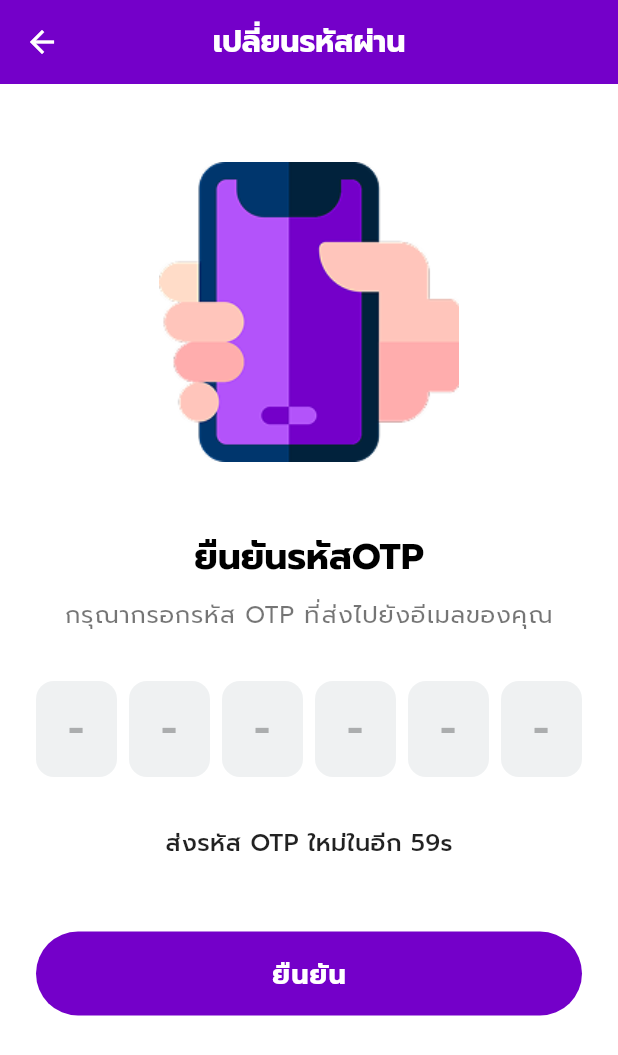
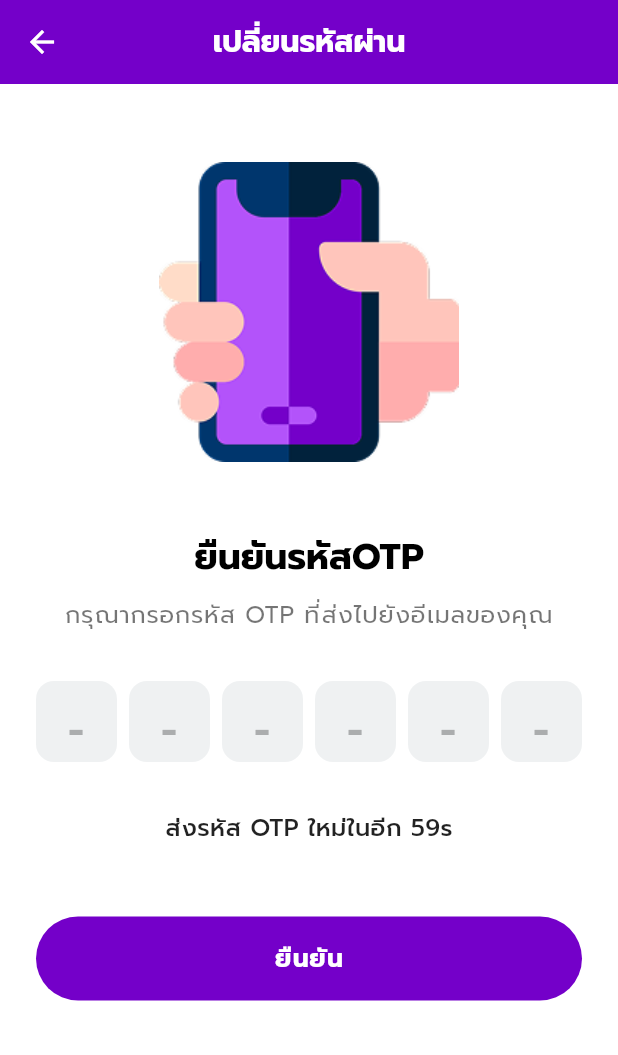
Before and after one commit to chn-benmat/yuemnoi_app, a Flutter app: the OneTimeVerificationScreen screen opened directly with empty values, on a phone screen of 412 x 824 dp. Shown: the top 1055 px of the screen. Run offline on Flutter 3.47's test engine with Material 3 defaults, Android fonts, the phone set to English and light mode, and no system bars; our stand-ins replace flutter_dotenv, image_picker, supabase_flutter; accounts and stored records are empty.

Commit message:
ปรับปรุงหน้า Auth การนำทาง และหน้าจอเริ่มต้น

```diff
--- a/frontend/lib/app.dart
+++ b/frontend/lib/app.dart
@@ -1,9 +1,12 @@
 import 'package:flutter/material.dart';
-import 'package:frontend/features/splashscreen/presentation/pages/splashscreen.dart';
+
+import 'core/navigation/app_routes.dart';
 import 'core/theme/app_theme.dart';
 
 class YuemnoiApp extends StatelessWidget {
-  const YuemnoiApp({super.key});
+  const YuemnoiApp({super.key, this.initialRoute = AppRoutes.login});
+
+  final String initialRoute;
 
   @override
   Widget build(BuildContext context) {
@@ -12,7 +15,14 @@ class YuemnoiApp extends StatelessWidget {
       theme: AppTheme.lightTheme,
       themeMode: ThemeMode.light,
       debugShowCheckedModeBanner: false,
-      home: const SplashScreen(),
+      initialRoute: initialRoute,
+      onGenerateInitialRoutes: (routeName) {
+        final route = AppRoutes.onGenerateRoute(RouteSettings(name: routeName));
+        return route == null
+            ? const <Route<dynamic>>[]
+            : <Route<dynamic>>[route];
+      },
+      onGenerateRoute: (settings) => AppRoutes.onGenerateRoute(settings),
     );
   }
 }
--- /dev/null
+++ b/frontend/lib/core/navigation/app_routes.dart
@@ -0,0 +1,111 @@
+import 'package:flutter/material.dart';
+
+import '../../features/auth/presentation/pages/change_password.dart';
+import '../../features/auth/presentation/pages/forget_password.dart';
+import '../../features/auth/presentation/pages/login.dart';
+import '../../features/auth/presentation/pages/one_time_verification.dart';
+import '../../features/auth/presentation/pages/register.dart';
+import '../../features/home/presentation/pages/home.dart';
+
+abstract final class AppRoutes {
+  static const login = '/login';
+  static const home = '/home';
+  static const register = '/register';
+  static const forgotPassword = '/forgot-password';
+  static const otpVerification = '/otp-verification';
+  static const changePassword = '/change-password';
+
+  static Route<dynamic>? onGenerateRoute(RouteSettings settings) {
+    switch (settings.name) {
+      case login:
+        return _fadeRoute<void>(settings, const LoginScreen());
+      case home:
+        return _fadeRoute<void>(settings, const HomeScreen());
+      case register:
+        return _materialRoute<bool>(settings, const RegisterScreen());
+      case forgotPassword:
+        return _materialRoute<void>(settings, const ForgetPasswordScreen());
+      case otpVerification:
+        return _materialRoute<void>(
+          settings,
+          OneTimeVerificationScreen(
+            email: _requiredStringArgument(settings, 'email'),
+          ),
+        );
+      case changePassword:
+        return _materialRoute<void>(
+          settings,
+          ChangePasswordScreen(
+            accessToken: _requiredStringArgument(settings, 'accessToken'),
+          ),
+        );
+      default:
+        return null;
+    }
+  }
+
+  static void goToHome(BuildContext context) {
+    Navigator.of(context).pushNamedAndRemoveUntil(home, (_) => false);
+  }
+
+  static Future<bool?> openRegister(BuildContext context) {
+    return Navigator.of(context).pushNamed<bool>(register);
+  }
+
+  static Future<void> openForgotPassword(BuildContext context) {
+    return Navigator.of(context).pushNamed<void>(forgotPassword);
+  }
+
+  static Future<void> openOtpVerification(
+    BuildContext context, {
+    required String email,
+  }) {
+    return Navigator.of(
+      context,
+    ).pushNamed<void>(otpVerification, arguments: email);
+  }
+
+  static Future<void> openChangePassword(
+    BuildContext context, {
+    required String accessToken,
+  }) {
+    return Navigator.of(
+      context,
+    ).pushNamed<void>(changePassword, arguments: accessToken);
+  }
+
+  static MaterialPageRoute<T> _materialRoute<T>(
+    RouteSettings settings,
+    Widget page,
+  ) {
+    return MaterialPageRoute<T>(settings: settings, builder: (_) => page);
+  }
+
+  static PageRouteBuilder<T> _fadeRoute<T>(
+    RouteSettings settings,
+    Widget page,
+  ) {
+    return PageRouteBuilder<T>(
+      settings: settings,
+      pageBuilder: (_, animation, secondaryAnimation) => page,
+      transitionsBuilder: (_, animation, secondaryAnimation, child) {
+        return FadeTransition(opacity: animation, child: child);
+      },
+      transitionDuration: const Duration(milliseconds: 600),
+    );
+  }
+
+  static String _requiredStringArgument(
+    RouteSettings settings,
+    String argumentName,
+  ) {
+    final argument = settings.arguments;
+    if (argument is String && argument.isNotEmpty) return argument;
+
+    throw ArgumentError.value(
+      argument,
+      argumentName,
+      'Route ${settings.name} requires a non-empty String argument.',
+    );
+  }
+}
--- a/frontend/lib/features/auth/presentation/widgets/custom_button.dart
+++ b/frontend/lib/core/widgets/app_primary_button.dart
@@ -1,12 +1,13 @@
 import 'package:flutter/material.dart';
-import '../../../../core/constants/colors.dart';
 
-class CustomButton extends StatelessWidget {
+import '../constants/colors.dart';
+
+class AppPrimaryButton extends StatelessWidget {
   final String text;
   final VoidCallback onPressed;
   final bool isLoading;
 
-  const CustomButton({
+  const AppPrimaryButton({
     super.key,
     required this.text,
     required this.onPressed,
@@ -38,12 +39,16 @@ class CustomButton extends StatelessWidget {
                   strokeWidth: 2.5,
                 ),
               )
-            : Text(
-                text,
-                style: const TextStyle(
-                  fontSize: 18,
-                  fontWeight: FontWeight.bold,
-                  letterSpacing: 0.5,
+            : FittedBox(
+                fit: BoxFit.scaleDown,
+                child: Text(
+                  text,
+                  maxLines: 1,
+                  style: const TextStyle(
+                    fontSize: 18,
+                    fontWeight: FontWeight.bold,
+                    letterSpacing: 0.5,
+                  ),
                 ),
               ),
       ),
--- /dev/null
+++ b/frontend/lib/core/widgets/responsive_app_bar_title.dart
@@ -0,0 +1,23 @@
+import 'package:flutter/material.dart';
+
+class ResponsiveAppBarTitle extends StatelessWidget {
+  const ResponsiveAppBarTitle(this.text, {super.key});
+
+  final String text;
+
+  @override
+  Widget build(BuildContext context) {
+    return FittedBox(
+      fit: BoxFit.scaleDown,
+      child: Text(
+        text,
+        maxLines: 1,
+        style: const TextStyle(
+          color: Colors.white,
+          fontWeight: FontWeight.bold,
+          fontSize: 20,
+        ),
+      ),
+    );
+  }
+}
--- /dev/null
+++ b/frontend/lib/core/widgets/responsive_page_body.dart
@@ -0,0 +1,57 @@
+import 'package:flutter/material.dart';
+
+/// A scrollable, width-constrained page body that adapts its gutters to the
+/// available phone viewport.
+class ResponsivePageBody extends StatelessWidget {
+  const ResponsivePageBody({
+    super.key,
+    required this.child,
+    this.maxContentWidth = 480,
+    this.compactBreakpoint = 360,
+    this.horizontalPadding = 24,
+    this.compactHorizontalPadding = 16,
+    this.verticalPadding = 32,
+    this.compactVerticalPadding = 16,
+  });
+
+  final Widget child;
+  final double maxContentWidth;
+  final double compactBreakpoint;
+  final double horizontalPadding;
+  final double compactHorizontalPadding;
+  final double verticalPadding;
+  final double compactVerticalPadding;
+
+  @override
+  Widget build(BuildContext context) {
+    return SafeArea(
+      child: LayoutBuilder(
+        builder: (context, constraints) {
+          final isCompactWidth = constraints.maxWidth < compactBreakpoint;
+          final isCompactHeight = constraints.maxHeight < 600;
+          final horizontal = isCompactWidth
+              ? compactHorizontalPadding
+              : horizontalPadding;
+          final vertical = isCompactHeight
+              ? compactVerticalPadding
+              : verticalPadding;
+
+          return SingleChildScrollView(
+            keyboardDismissBehavior: ScrollViewKeyboardDismissBehavior.onDrag,
+            padding: EdgeInsets.symmetric(
+              horizontal: horizontal,
+              vertical: vertical,
+            ),
+            child: Align(
+              alignment: Alignment.topCenter,
+              child: ConstrainedBox(
+                constraints: BoxConstraints(maxWidth: maxContentWidth),
+                child: SizedBox(width: double.infinity, child: child),
+              ),
+            ),
+          );
+        },
+      ),
+    );
+  }
+}
--- a/frontend/lib/features/auth/data/datasources/auth_remote_data_source.dart
+++ b/frontend/lib/features/auth/data/datasources/auth_remote_data_source.dart
@@ -1,6 +1,7 @@
 import 'dart:async';
 import 'dart:convert';
 
+import 'package:flutter_dotenv/flutter_dotenv.dart';
 import 'package:http/http.dart' as http;
 
 const invalidOtpMessage = 'รหัส OTP ผิด กรุณาลองใส่ใหม่';
@@ -37,24 +38,24 @@ class AuthRemoteDataSource {
   AuthRemoteDataSource({http.Client? client})
     : _client = client ?? http.Client();
 
-  static final Uri _loginUri = Uri.parse(
-    'https://my-computer.tail38bb18.ts.net/api/v1/auth/login',
-  );
-  static final Uri _registerUri = Uri.parse(
-    'https://my-computer.tail38bb18.ts.net/api/v1/auth/register',
-  );
-  static final Uri _sendOtpUri = Uri.parse(
-    'https://my-computer.tail38bb18.ts.net/api/v1/auth/send-otp',
-  );
-  static final Uri _verifyOtpUri = Uri.parse(
-    'https://my-computer.tail38bb18.ts.net/api/v1/auth/verify-otp',
-  );
-  static final Uri _changePasswordUri = Uri.parse(
-    'https://my-computer.tail38bb18.ts.net/api/v1/auth/change-password',
-  );
-  static final Uri _googleProfileUri = Uri.parse(
-    'https://my-computer.tail38bb18.ts.net/api/v1/auth/google-profile',
-  );
+  static Uri _apiUri(String path) {
+    final apiUrl = (dotenv.env['API_URL']?.trim() ?? '').replaceFirst(
+      RegExp(r'/+$'),
+      '',
+    );
+    if (apiUrl.isEmpty) {
+      throw StateError('API_URL is not configured in .env.local.');
+    }
+
+    return Uri.parse('$apiUrl$path');
+  }
+
+  static Uri get _loginUri => _apiUri('/api/v1/auth/login');
+  static Uri get _registerUri => _apiUri('/api/v1/auth/register');
+  static Uri get _sendOtpUri => _apiUri('/api/v1/auth/send-otp');
+  static Uri get _verifyOtpUri => _apiUri('/api/v1/auth/verify-otp');
+  static Uri get _changePasswordUri => _apiUri('/api/v1/auth/change-password');
+  static Uri get _googleProfileUri => _apiUri('/api/v1/auth/google-profile');
   static const Duration _requestTimeout = Duration(seconds: 20);
 
   final http.Client _client;
--- a/frontend/lib/features/auth/presentation/pages/one_time_verification.dart
+++ b/frontend/lib/features/auth/presentation/pages/one_time_verification.dart
@@ -2,9 +2,11 @@ import 'dart:async';
 import 'package:flutter/material.dart';
 import 'package:flutter/services.dart';
 import '../../../../core/constants/colors.dart';
+import '../../../../core/navigation/app_routes.dart';
+import '../../../../core/widgets/responsive_app_bar_title.dart';
+import '../../../../core/widgets/responsive_page_body.dart';
+import '../../../../core/widgets/app_primary_button.dart';
 import '../../data/datasources/auth_remote_data_source.dart';
-import '../widgets/custom_button.dart';
-import 'change_password.dart';
 
 class OneTimeVerificationScreen extends StatefulWidget {
   const OneTimeVerificationScreen({super.key, required this.email});
@@ -101,12 +103,9 @@ class _OneTimeVerificationScreenState extends State<OneTimeVerificationScreen> {
       );
 
       if (!mounted) return;
-      await Navigator.push(
+      await AppRoutes.openChangePassword(
         context,
-        MaterialPageRoute(
-          builder: (context) =>
-              ChangePasswordScreen(accessToken: tokens.accessToken),
-        ),
+        accessToken: tokens.accessToken,
       );
     } on AuthApiException catch (error) {
       if (!mounted) return;
@@ -182,18 +181,9 @@ class _OneTimeVerificationScreenState extends State<OneTimeVerificationScreen> {
             Navigator.pop(context);
           },
         ),
-        title: const Text(
-          'เปลี่ยนรหัสผ่าน',
-          style: TextStyle(
-            color: Colors.white,
-            fontWeight: FontWeight.bold,
-            fontSize: 20,
+        title: const ResponsiveAppBarTitle('เปลี่ยนรหัสผ่าน'),
       ),
-        ),
-      ),
-      body: SafeArea(
-        child: SingleChildScrollView(
-          padding: const EdgeInsets.symmetric(horizontal: 24.0, vertical: 32.0),
+      body: ResponsivePageBody(
         child: Column(
           crossAxisAlignment: CrossAxisAlignment.stretch,
           children: [
@@ -241,13 +231,22 @@ class _OneTimeVerificationScreenState extends State<OneTimeVerificationScreen> {
             ),
             const SizedBox(height: 32),
             // ช่องกรอกรหัส OTP 6 หลัก
-              Row(
+            LayoutBuilder(
+              builder: (context, constraints) {
+                final spacing = constraints.maxWidth < 320 ? 4.0 : 8.0;
+                final itemWidth = ((constraints.maxWidth - (spacing * 5)) / 6)
+                    .clamp(28.0, 56.0);
+                final itemHeight = itemWidth.clamp(48.0, 64.0);
+
+                return Row(
+                  mainAxisAlignment: MainAxisAlignment.center,
                   children: [
                     for (var index = 0; index < 6; index++) ...[
-                    if (index > 0) const SizedBox(width: 8),
-                    Expanded(
+                      if (index > 0) SizedBox(width: spacing),
+                      SizedBox(
+                        width: itemWidth,
+                        height: itemHeight,
                         child: Container(
-                        height: 64,
                           decoration: BoxDecoration(
                             color: AppColors.bgFieldColor,
                             borderRadius: BorderRadius.circular(12),
@@ -276,11 +275,13 @@ class _OneTimeVerificationScreenState extends State<OneTimeVerificationScreen> {
                             ),
                             keyboardType: TextInputType.number,
                             textAlign: TextAlign.center,
+                            textAlignVertical: TextAlignVertical.center,
                             maxLength: 1,
                             inputFormatters: [
                               FilteringTextInputFormatter.digitsOnly,
                             ],
                             decoration: InputDecoration(
+                              contentPadding: EdgeInsets.zero,
                               counterText: '',
                               border: InputBorder.none,
                               hintText: '-',
@@ -295,6 +296,8 @@ class _OneTimeVerificationScreenState extends State<OneTimeVerificationScreen> {
                       ),
                     ],
                   ],
+                );
+              },
             ),
             const SizedBox(height: 32),
             // นับเวลาถอยหลังส่งรหัสใหม่ / ปุ่มส่งรหัสอีกครั้ง
@@ -312,9 +315,7 @@ class _OneTimeVerificationScreenState extends State<OneTimeVerificationScreen> {
                           ? const SizedBox(
                               width: 20,
                               height: 20,
-                                child: CircularProgressIndicator(
-                                  strokeWidth: 2,
-                                ),
+                              child: CircularProgressIndicator(strokeWidth: 2),
                             )
                           : const Text(
                               'ส่งรหัสอีกครั้ง',
@@ -336,7 +337,7 @@ class _OneTimeVerificationScreenState extends State<OneTimeVerificationScreen> {
             ),
             const SizedBox(height: 48),
             // ปุ่มกดยืนยันการอัปเดตรหัสผ่าน
-              CustomButton(
+            AppPrimaryButton(
               text: 'ยืนยัน',
               isLoading: _isVerifying,
               onPressed: _submitOtp,
@@ -345,7 +346,6 @@ class _OneTimeVerificationScreenState extends State<OneTimeVerificationScreen> {
           ],
         ),
       ),
-      ),
     );
   }
 }
--- a/frontend/lib/features/auth/presentation/widgets/social_button.dart
+++ b/frontend/lib/features/auth/presentation/widgets/social_button.dart
@@ -15,8 +15,8 @@ class SocialButton extends StatelessWidget {
 
   @override
   Widget build(BuildContext context) {
-    return Expanded(
-      child: SizedBox(
+    return SizedBox(
+      width: double.infinity,
       height: 56,
       child: OutlinedButton(
         onPressed: onPressed,
@@ -47,7 +47,6 @@ class SocialButton extends StatelessWidget {
           ],
         ),
       ),
-      ),
     );
   }
 }
```
Also changed, not shown: frontend/lib/core/widgets/app_text_form_field.dart (renamed from frontend/lib/features/auth/presentation/widgets/custom_text_field.dart, +4 -3 lines), frontend/lib/features/auth/presentation/pages/change_password.dart (+9 -17 lines), frontend/lib/features/auth/presentation/pages/forget_password.dart (+11 -22 lines), frontend/lib/features/auth/presentation/pages/login.dart (+14 -34 lines), frontend/lib/features/auth/presentation/pages/register.dart (+17 -25 lines), frontend/lib/features/splashscreen/presentation/pages/splashscreen.dart (deleted, +0 -108 lines), frontend/lib/main.dart (+9 -1 lines), 13 other files. Lines whose indentation alone changed are shown as unchanged.
